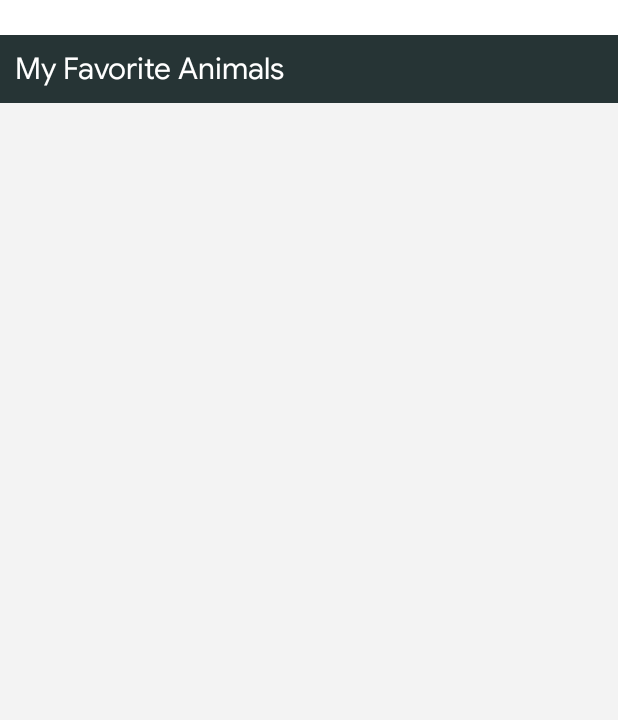
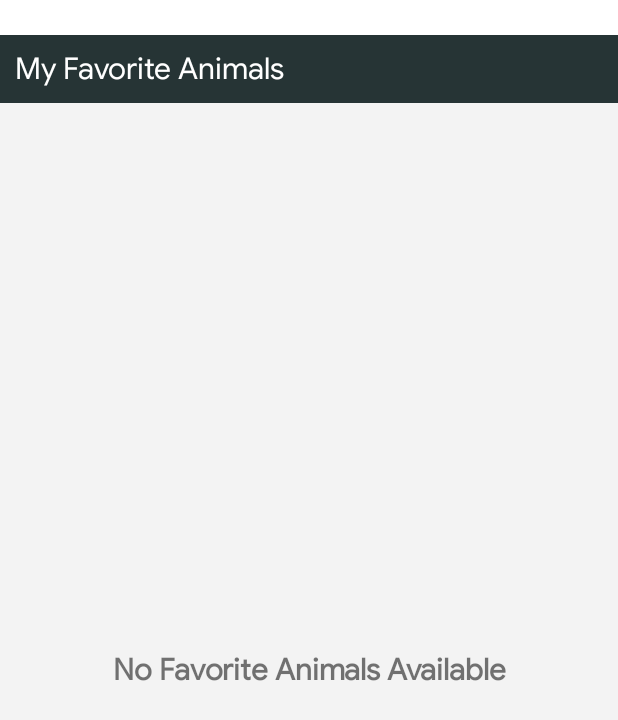
Before and after one commit to mismasee/lloydsAndroidTechTest, an Android app: the screen it shows after launch (AnimalActivity), after a tap on an icon or button, on a phone screen of 412 x 824 dp. Shown: the top 720 px of the screen. Run offline under Robolectric (Android 15) with nearby library versions, the phone set to English and light mode, and no system bars; our stand-ins replace Room's generated code; Roboto replaces fonts that are not available here.

Commit message:
MVVM+Clean Architecture Implemented

```diff
--- a/app/src/main/java/com/lloydtechassignment/data/mapper/AnimalEntityMapper.kt
+++ b/app/src/main/java/com/lloydtechassignment/data/mapper/AnimalEntityMapper.kt
@@ -10,7 +10,7 @@ import com.lloydtechassignment.util.BLANK
  * A Child class of Entity Mapper
  * which will be responsible for converting entity in to model and model in to entity
  * */
-class AnimalEntityMapper() : EntityMapper<AnimalEntity, AnimalsRespItem> {
+class AnimalEntityMapper : EntityMapper<AnimalEntity, AnimalsRespItem> {
 
 
     override fun mapFromEntity(entity: AnimalEntity): AnimalsRespItem {
--- a/app/src/main/java/com/lloydtechassignment/di/NetworkModule.kt
+++ b/app/src/main/java/com/lloydtechassignment/di/NetworkModule.kt
@@ -14,7 +14,7 @@ import retrofit2.Retrofit
 import retrofit2.converter.moshi.MoshiConverterFactory
 
 /**
- * Retrofit Module for provinding retrofit dependency
+ * Retrofit Module for providing retrofit dependency
  * */
 val retrofitModule = module {
 
--- a/app/src/main/java/com/lloydtechassignment/presentation/adapters/AnimalListAdapter.kt
+++ b/app/src/main/java/com/lloydtechassignment/presentation/adapters/AnimalListAdapter.kt
@@ -10,7 +10,7 @@ import com.lloydtechassignment.databinding.ItemAnimalBinding
 import com.lloydtechassignment.presentation.adapters.viewholder.AnimalViewHolder
 
 /**
- * Adapter class [RecyclerView.Adapter] for [RecyclerView] which binds [Animal] along with [AnimalViewHolder]
+ * Adapter class [RecyclerView.Adapter] for [RecyclerView] which binds [AnimalsRespItem] along with [AnimalViewHolder]
  * @param onItemClicked which will receive callback when item is clicked.
  */
 class AnimalListAdapter(
--- a/app/src/main/java/com/lloydtechassignment/presentation/adapters/viewholder/AnimalViewholder.kt
+++ b/app/src/main/java/com/lloydtechassignment/presentation/adapters/viewholder/AnimalViewholder.kt
@@ -7,7 +7,7 @@ import com.lloydtechassignment.databinding.ItemAnimalBinding
 
 /**
  * [RecyclerView.ViewHolder] implementation to inflate View for RecyclerView.
- * See [AnimalListAdapter]]
+ * See AnimalListAdapter
  */
 class AnimalViewHolder(private val binding: ItemAnimalBinding) : RecyclerView.ViewHolder(binding.root) {
 
--- a/app/src/main/java/com/lloydtechassignment/presentation/fragment/AnimalListFragment.kt
+++ b/app/src/main/java/com/lloydtechassignment/presentation/fragment/AnimalListFragment.kt
@@ -18,7 +18,7 @@ class AnimalListFragment : BaseFragment<AnimalViewModel,FragmentAnimalListBindin
 
     companion object {
 
-        val FRAGMENT_NAME = AnimalListFragment::class.java.name
+        val FRAGMENT_NAME: String = AnimalListFragment::class.java.name
 
         @JvmStatic
         fun newInstance() = AnimalListFragment()
--- a/app/src/main/java/com/lloydtechassignment/presentation/fragment/FavouriteFragment.kt
+++ b/app/src/main/java/com/lloydtechassignment/presentation/fragment/FavouriteFragment.kt
@@ -9,6 +9,8 @@ import com.lloydtechassignment.presentation.activity.AnimalDetailActivity
 import com.lloydtechassignment.presentation.adapters.AnimalListAdapter
 import com.lloydtechassignment.presentation.base.BaseFragment
 import com.lloydtechassignment.util.DataState
+import com.lloydtechassignment.util.hide
+import com.lloydtechassignment.util.show
 import com.lloydtechassignment.util.showToast
 import com.lloydtechassignment.viewmodel.FavoriteViewmodel
 import org.koin.androidx.viewmodel.ext.android.viewModel
@@ -18,7 +20,7 @@ class FavouriteFragment : BaseFragment<FavoriteViewmodel,FragmentFavouriteBindin
 
     companion object {
 
-        val FRAGMENT_NAME = FavouriteFragment::class.java.name
+        val FRAGMENT_NAME:String = FavouriteFragment::class.java.name
 
         @JvmStatic
         fun newInstance() = FavouriteFragment()
@@ -43,15 +45,18 @@ class FavouriteFragment : BaseFragment<FavoriteViewmodel,FragmentFavouriteBindin
     * Method is used to observe viewmodel livedata
     * */
     private fun subscribeObservers() {
-        viewmodel.dataState.observe(viewLifecycleOwner, androidx.lifecycle.Observer { dataState ->
+        viewmodel.dataState.observe(viewLifecycleOwner) { dataState ->
             when (dataState) {
                 is DataState.Success -> if (dataState.data?.isNotEmpty() == true) {
                     adapter.submitList(dataState.data.toMutableList())
-                }
+                    binding.noDataAvailable.hide()
+                }else binding.noDataAvailable.show()
+
                 is DataState.Loading -> activity?.showToast(getString(R.string.loading_str))
+
                 is DataState.Failure -> activity?.showToast(getString(R.string.something_went_wrong))
             }
-        })
+        }
     }
 
     private fun onItemClicked(animalsRespItem: AnimalsRespItem) {
--- a/app/src/main/java/com/lloydtechassignment/util/DataState.kt
+++ b/app/src/main/java/com/lloydtechassignment/util/DataState.kt
@@ -2,7 +2,7 @@ package com.lloydtechassignment.util
 
 /**
  *Data State Management for UI & Data.
- * [Success] return the success state along with [data].
+ * [Success] return the success state along with data.
  * [Failure] return the failed state along with exception.
  * [Loading] return the loading state of data it returns nothing.
  */
--- a/app/src/main/java/com/lloydtechassignment/viewmodel/AnimalViewModel.kt
+++ b/app/src/main/java/com/lloydtechassignment/viewmodel/AnimalViewModel.kt
@@ -10,7 +10,7 @@ import com.lloydtechassignment.util.DataState
 import kotlinx.coroutines.launch
 
 /**
- * ViewModel for [AnimalActivity]
+ * ViewModel for AnimalActivity
  */
 class AnimalViewModel(private val animalUseCase: AnimalUseCase) : ViewModel() {
 
--- a/app/src/main/res/layout/activity_main.xml
+++ b/app/src/main/res/layout/activity_main.xml
@@ -4,7 +4,7 @@
     xmlns:tools="http://schemas.android.com/tools"
     android:layout_width="match_parent"
     android:background="@color/colorPrimary"
-    android:layout_height="match_parent" xmlns:app="http://schemas.android.com/apk/res-auto"
+    android:layout_height="match_parent"
     tools:context=".presentation.activity.AnimalActivity">
 
 
--- a/app/src/main/res/layout/fragment_favourite.xml
+++ b/app/src/main/res/layout/fragment_favourite.xml
@@ -27,7 +27,18 @@
 
     </RelativeLayout>
 
-
+    <TextView
+        android:id="@+id/no_data_available"
+        android:layout_width="wrap_content"
+        android:layout_height="wrap_content"
+        android:text="No Favorite Animals Available"
+        android:textSize="20sp"
+        android:textStyle="bold"
+        android:visibility="gone"
+        app:layout_constraintBottom_toBottomOf="parent"
+        app:layout_constraintEnd_toEndOf="parent"
+        app:layout_constraintStart_toStartOf="parent"
+        app:layout_constraintTop_toBottomOf="@+id/toolbar" />
 
     <androidx.recyclerview.widget.RecyclerView
         android:id="@+id/postsRecyclerView"
--- a/app/src/main/res/values/themes.xml
+++ b/app/src/main/res/values/themes.xml
@@ -1,4 +1,4 @@
-<resources xmlns:tools="http://schemas.android.com/tools">
+<resources >
 
     <!-- Base application theme. -->
     <style name="AppTheme" parent="Theme.MaterialComponents.DayNight">
```
Also changed, not shown: app/src/main/java/com/lloydtechassignment/util/ActivityUtils.kt (+0 -16 lines), 5 other files.
